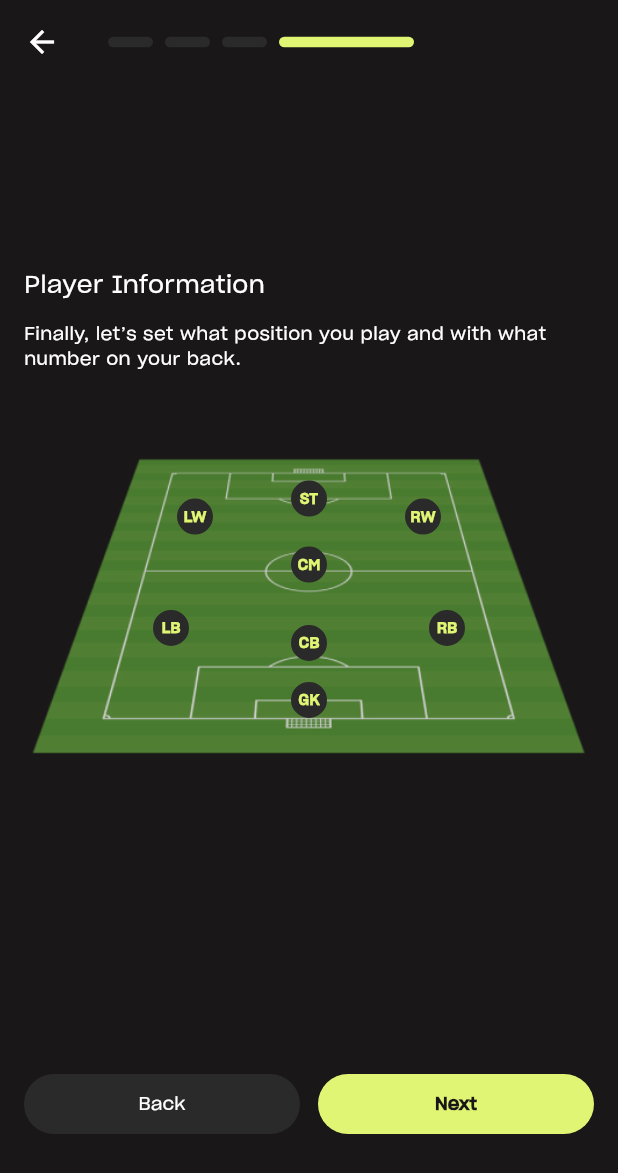
After one commit to abuyukyi101198/sidelines-flutter, a Flutter app: the SetupJourney screen opened by its route, swiped to page 4, on a phone screen of 412 x 824 dp. The commit adds this screen. Shown: the top 1173 px of the screen. Run offline on Flutter 3.47's test engine with Material 3 defaults, Android fonts, the light colour scheme and no system bars; drawn by our look-alikes of smooth_page_indicator; our stand-ins replace date_field, flutter_secure_storage, flutter_svg; accounts and stored records are empty.

Commit message:
added player_info_screen.dart

```diff
--- /dev/null
+++ b/lib/screens/player_info_screen.dart
@@ -0,0 +1,132 @@
+import 'package:flutter/material.dart';
+import 'package:sidelines/widgets/buttons/position_button.dart';
+
+class PlayerInfoScreen extends StatefulWidget {
+  final Set<String> positionController;
+
+  const PlayerInfoScreen({
+    super.key,
+    required this.positionController,
+  });
+
+  @override
+  PlayerInfoScreenState createState() => PlayerInfoScreenState();
+}
+
+class PlayerInfoScreenState extends State<PlayerInfoScreen> {
+  void _onPositionTapped(String position) {
+    setState(() {
+      if (widget.positionController.contains(position)) {
+        widget.positionController
+            .remove(position);
+      } else {
+        widget.positionController.add(position);
+      }
+    });
+  }
+
+  @override
+  Widget build(BuildContext context) {
+    return Scaffold(
+      body: Center(
+        child: Padding(
+          padding: const EdgeInsets.all(16.0),
+          child: Column(
+              crossAxisAlignment: CrossAxisAlignment.stretch,
+              mainAxisAlignment: MainAxisAlignment.center,
+              children: <Widget>[
+                const Text(
+                  'Player Information',
+                  style: TextStyle(
+                    color: Colors.white,
+                    fontSize: 16,
+                  ),
+                ),
+                const SizedBox(
+                  height: 12,
+                ),
+                const Text(
+                  'Finally, let’s set what position you play and with what number on your back.',
+                  style: TextStyle(
+                    color: Colors.white,
+                    fontSize: 12,
+                  ),
+                ),
+                const SizedBox(
+                  height: 36,
+                ),
+                Stack(
+                  alignment: Alignment.center,
+                  children: [
+                    Image.asset(
+                      'assets/images/field.png',
+                      fit: BoxFit.contain,
+                    ),
+                    PositionButton(
+                        top: 36,
+                        text: 'ST',
+                        isSelected: widget.positionController.contains('ST'),
+                        onTap: () {
+                          _onPositionTapped('ST');
+                        }),
+                    PositionButton(
+                        left: 102,
+                        top: 48,
+                        text: 'LW',
+                        isSelected: widget.positionController.contains('LW'),
+                        onTap: () {
+                          _onPositionTapped('LW');
+                        }),
+                    PositionButton(
+                        right: 102,
+                        top: 48,
+                        text: 'RW',
+                        isSelected: widget.positionController.contains('RW'),
+                        onTap: () {
+                          _onPositionTapped('RW');
+                        }),
+                    PositionButton(
+                        top: 80,
+                        text: 'CM',
+                        isSelected: widget.positionController.contains('CM'),
+                        onTap: () {
+                          _onPositionTapped('CM');
+                        }),
+                    PositionButton(
+                        left: 86,
+                        bottom: 86,
+                        text: 'LB',
+                        isSelected: widget.positionController.contains('LB'),
+                        onTap: () {
+                          _onPositionTapped('LB');
+                        }),
+                    PositionButton(
+                        right: 86,
+                        bottom: 86,
+                        text: 'RB',
+                        isSelected: widget.positionController.contains('RB'),
+                        onTap: () {
+                          _onPositionTapped('RB');
+                        }),
+                    PositionButton(
+                        bottom: 76,
+                        text: 'CB',
+                        isSelected: widget.positionController.contains('CB'),
+                        onTap: () {
+                          _onPositionTapped('CB');
+                        }),
+                    PositionButton(
+                        bottom: 38,
+                        text: 'GK',
+                        isSelected: widget.positionController.contains('GK'),
+                        onTap: () {
+                          _onPositionTapped('GK');
+                        }),
+                  ],
+                ),
+              ]),
+        ),
+      ),
+    );
+  }
+}
--- a/lib/screens/setup_journey.dart
+++ b/lib/screens/setup_journey.dart
@@ -1,5 +1,6 @@
 import 'package:flutter/material.dart';
 import 'package:sidelines/data/storage.dart';
+import 'package:sidelines/screens/player_info_screen.dart';
 import 'package:sidelines/screens/welcome_screen.dart';
 import 'package:sidelines/utils/color_palette.dart';
 import 'package:sidelines/widgets/alerts/notification_bar.dart';
@@ -24,6 +25,7 @@ class SetupJourneyState extends State<SetupJourney> {
   final TextEditingController _firstNameController = TextEditingController();
   final TextEditingController _lastNameController = TextEditingController();
   final TextEditingController _dateOfBirthController = TextEditingController();
+  final Set<String> _positionController = {};
   int currentIndex = 0;
 
   @override
@@ -51,6 +53,7 @@ class SetupJourneyState extends State<SetupJourney> {
     _firstNameController.dispose();
     _lastNameController.dispose();
     _dateOfBirthController.dispose();
+    _positionController.clear();
     super.dispose();
   }
 
@@ -113,7 +116,7 @@ class SetupJourneyState extends State<SetupJourney> {
           _firstNameController, _lastNameController, _dateOfBirthController);
     }
 
-    if (isValid && _pageController.page!.round() < 2 ||
+    if (isValid && _pageController.page!.round() < 3 ||
         _pageController.page!.round() == 0) {
       _pageController.nextPage(
         duration: const Duration(milliseconds: 300),
@@ -130,7 +133,7 @@ class SetupJourneyState extends State<SetupJourney> {
         backgroundColor: Colors.transparent,
         title: SmoothPageIndicator(
           controller: _pageController,
-          count: 3,
+          count: 4,
           effect: const ExpandingDotsEffect(
             dotColor: ColorPalette.secondaryColor,
             activeDotColor: ColorPalette.primaryColor,
@@ -151,6 +154,7 @@ class SetupJourneyState extends State<SetupJourney> {
                   firstNameController: _firstNameController,
                   lastNameController: _lastNameController,
                   dateOfBirthController: _dateOfBirthController),
+              PlayerInfoScreen(positionController: _positionController,),
             ],
           ),
         ],
```
